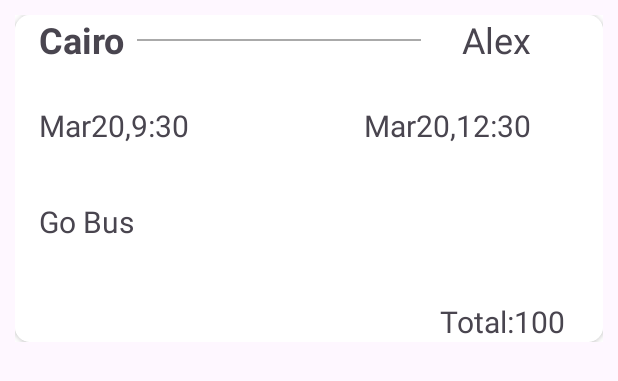
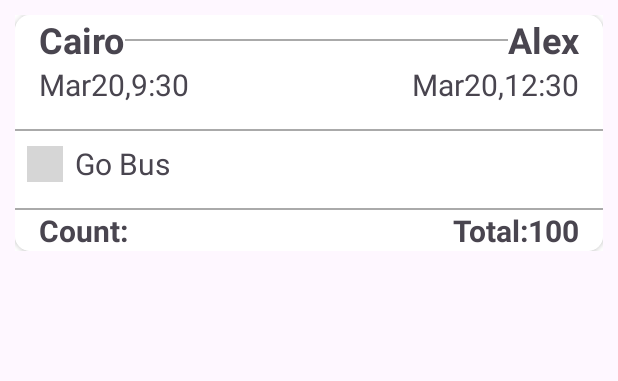
Before and after one commit to ShimaaHussein12/SeatApp, an Android app: the layout book_item.xml on its own in the app's theme, with its tools: preview values and no code run, on a phone screen of 412 x 824 dp. Shown: the top 381 px of the screen. Run offline under Robolectric (Android 15) with nearby library versions, the phone set to English and light mode, and no system bars; network calls fail; grey boxes are pictures that could not be loaded.

```diff
--- a/app/src/main/java/com/example/seats/SERVER/Urls.java
+++ b/app/src/main/java/com/example/seats/SERVER/Urls.java
@@ -4,6 +4,7 @@ public class Urls {
     public static final String Root="root";
     public static final String register="https://seated-booking.onrender.com/users/signup";
     public static final String login="https://seated-booking.onrender.com/users/signin";
+    public static final String history= "https://seated-booking.onrender.com/ticket/history";
 
 
 }
--- a/app/src/main/res/layout/book_item.xml
+++ b/app/src/main/res/layout/book_item.xml
@@ -4,141 +4,153 @@
     xmlns:tools="http://schemas.android.com/tools"
     android:layout_width="match_parent"
     android:layout_height="wrap_content"
-
     android:layout_margin="10dp"
     android:layout_marginStart="20dp"
     android:layout_marginEnd="20dp"
     android:background="@color/white"
     android:clickable="false"
-
-    app:layout_anchorGravity="center"
-    >
+    app:layout_anchorGravity="center">
 
     <androidx.cardview.widget.CardView
-
         android:layout_width="match_parent"
         android:layout_height="wrap_content"
         app:layout_constraintEnd_toEndOf="parent"
         app:layout_constraintStart_toStartOf="parent"
+        app:layout_constraintTop_toTopOf="parent"
         app:cardCornerRadius="10dp"
-        android:background="@drawable/shap"
-        app:layout_constraintTop_toTopOf="parent">
+        android:background="@drawable/shap">
 
         <androidx.constraintlayout.widget.ConstraintLayout
             android:layout_width="match_parent"
             android:layout_height="wrap_content"
-            android:background="#FFFFFF"
-            app:layout_constraintEnd_toEndOf="@+id/textView"
-            app:layout_constraintStart_toEndOf="@+id/textView">
-
+            android:background="#FFFFFF">
 
             <TextView
                 android:id="@+id/from"
                 android:layout_width="wrap_content"
                 android:layout_height="wrap_content"
                 android:layout_marginStart="16dp"
-                android:layout_marginBottom="27dp"
                 android:text="Cairo"
                 android:textSize="24sp"
                 android:textStyle="bold"
-                app:layout_constraintBottom_toTopOf="@+id/startTime"
                 app:layout_constraintStart_toStartOf="parent"
-                app:layout_constraintTop_toTopOf="parent" />
+                app:layout_constraintTop_toTopOf="parent"
+                app:layout_constraintBottom_toTopOf="@+id/startTime" />
 
             <View
-                android:id="@+id/line"
+                android:id="@+id/line8"
                 android:layout_width="0dp"
                 android:layout_height="1dp"
-                android:layout_marginStart="8dp"
                 android:layout_marginTop="16dp"
-                android:layout_marginEnd="121dp"
-                android:layout_marginBottom="15dp"
                 android:background="@android:color/darker_gray"
-                app:layout_constraintBottom_toBottomOf="@+id/to"
-                app:layout_constraintEnd_toEndOf="parent"
+                app:layout_constraintEnd_toStartOf="@+id/to"
                 app:layout_constraintStart_toEndOf="@+id/from"
                 app:layout_constraintTop_toTopOf="parent" />
-
-
-
-
 
             <TextView
                 android:id="@+id/to"
                 android:layout_width="wrap_content"
                 android:layout_height="wrap_content"
-
-                android:layout_marginEnd="48dp"
+                android:layout_marginEnd="16dp"
                 android:text="Alex"
                 android:textSize="24sp"
                 app:layout_constraintEnd_toEndOf="parent"
-                app:layout_constraintTop_toTopOf="parent" />
+                app:layout_constraintTop_toTopOf="parent"
+                android:textStyle="bold"
+                app:layout_constraintBottom_toTopOf="@+id/endTime" />
 
             <TextView
                 android:id="@+id/startTime"
                 android:layout_width="wrap_content"
                 android:layout_height="wrap_content"
                 android:layout_marginStart="16dp"
-                android:layout_marginBottom="19dp"
                 android:text="Mar20,9:30"
                 android:textSize="20sp"
-                app:layout_constraintBottom_toTopOf="@+id/line2"
                 app:layout_constraintStart_toStartOf="parent"
-                app:layout_constraintTop_toBottomOf="@+id/from" />
+                app:layout_constraintTop_toBottomOf="@+id/from"
+                app:layout_constraintBottom_toTopOf="@+id/line"
+                app:layout_constraintBaseline_toBaselineOf="@+id/endTime" />
 
             <TextView
                 android:id="@+id/endTime"
                 android:layout_width="wrap_content"
                 android:layout_height="wrap_content"
-                android:layout_marginEnd="48dp"
-                android:layout_marginBottom="19dp"
+                android:layout_marginEnd="16dp"
                 android:text="Mar20,12:30"
                 android:textSize="20sp"
+                app:layout_constraintEnd_toEndOf="parent"
+                app:layout_constraintTop_toBottomOf="@+id/to"
+                app:layout_constraintBottom_toTopOf="@+id/line"
+                app:layout_constraintBaseline_toBaselineOf="@+id/startTime" />
+
+            <View
+                android:id="@+id/line"
+                android:layout_width="0dp"
+                android:layout_height="1dp"
+                android:layout_marginTop="16dp"
+                android:layout_marginBottom="16dp"
+                android:background="@android:color/darker_gray"
+                app:layout_constraintTop_toBottomOf="@+id/startTime"
+                app:layout_constraintStart_toStartOf="parent"
+                app:layout_constraintEnd_toEndOf="parent" />
+
+            <ImageView
+                android:id="@+id/icon"
+                android:layout_width="24dp"
+                android:layout_height="24dp"
+                android:layout_marginStart="8dp"
+                android:layout_marginBottom="8dp"
+                android:src="@drawable/baseline_directions_bus_24"
                 app:layout_constraintBottom_toTopOf="@+id/line2"
-                app:layout_constraintEnd_toEndOf="parent" />
-            <View
-                android:id="@+id/line2"
-                android:layout_width="0dp"
-                android:layout_height="0dp"
-                android:layout_marginBottom="17dp"
-                android:background="@android:color/darker_gray"
-                app:layout_constraintBottom_toTopOf="@+id/textView8"
-                app:layout_constraintEnd_toEndOf="parent"
                 app:layout_constraintStart_toStartOf="parent"
-                app:layout_constraintTop_toBottomOf="@+id/startTime" />
+                app:layout_constraintTop_toBottomOf="@+id/line" />
 
             <TextView
                 android:id="@+id/textView8"
                 android:layout_width="wrap_content"
                 android:layout_height="wrap_content"
-                android:layout_marginStart="16dp"
-                android:layout_marginBottom="21dp"
+                android:layout_marginStart="8dp"
+                android:layout_marginTop="8dp"
                 android:text="Go Bus"
                 android:textSize="20sp"
-                app:layout_constraintBottom_toTopOf="@+id/line3"
+                app:layout_constraintBottom_toTopOf="@+id/line2"
+                app:layout_constraintStart_toEndOf="@+id/icon"
+                app:layout_constraintTop_toBottomOf="@+id/line" />
+
+            <View
+                android:id="@+id/line2"
+                android:layout_width="0dp"
+                android:layout_height="1dp"
+                android:layout_marginTop="16dp"
+                android:layout_marginBottom="16dp"
+                android:background="@android:color/darker_gray"
+                app:layout_constraintTop_toBottomOf="@+id/textView8"
                 app:layout_constraintStart_toStartOf="parent"
-                app:layout_constraintTop_toBottomOf="@+id/line2" />
-            <View
-                android:id="@+id/line3"
-                android:layout_width="0dp"
-                android:layout_height="0dp"
-                android:layout_marginBottom="45dp"
-                android:background="@android:color/darker_gray"
-                app:layout_constraintBottom_toBottomOf="parent"
-                app:layout_constraintEnd_toEndOf="parent"
+                app:layout_constraintEnd_toEndOf="parent" />
+
+            <TextView
+                android:id="@+id/Count"
+                android:layout_width="wrap_content"
+                android:layout_height="wrap_content"
+                android:layout_marginStart="16dp"
+                android:text="Count:"
+                android:textStyle="bold"
+                android:textSize="20sp"
                 app:layout_constraintStart_toStartOf="parent"
-                app:layout_constraintTop_toBottomOf="@+id/textView8" />
+                app:layout_constraintTop_toBottomOf="@+id/line2"
+                app:layout_constraintBottom_toBottomOf="parent" />
 
             <TextView
                 android:id="@+id/total"
                 android:layout_width="wrap_content"
                 android:layout_height="wrap_content"
-                android:layout_marginEnd="25dp"
+                android:layout_marginEnd="16dp"
                 android:text="Total:100"
+                android:textStyle="bold"
                 android:textSize="20sp"
-                app:layout_constraintBottom_toBottomOf="parent"
-                app:layout_constraintEnd_toEndOf="parent" />
-
+                app:layout_constraintEnd_toEndOf="parent"
+                app:layout_constraintTop_toBottomOf="@+id/line2"
+                app:layout_constraintBottom_toBottomOf="parent" />
 
         </androidx.constraintlayout.widget.ConstraintLayout>
     </androidx.cardview.widget.CardView>
```
Also changed, not shown: app/src/main/java/com/example/seats/HistoryActivity.java (+82 -5 lines), app/src/main/java/com/example/seats/MainActivity.java (+12 -4 lines), app/src/main/java/com/example/seats/Seat.java (+20 -3 lines), app/src/main/java/com/example/seats/Seat_history.java (+7 -5 lines), app/src/main/res/layout/activity_main.xml (+10 -0 lines).
